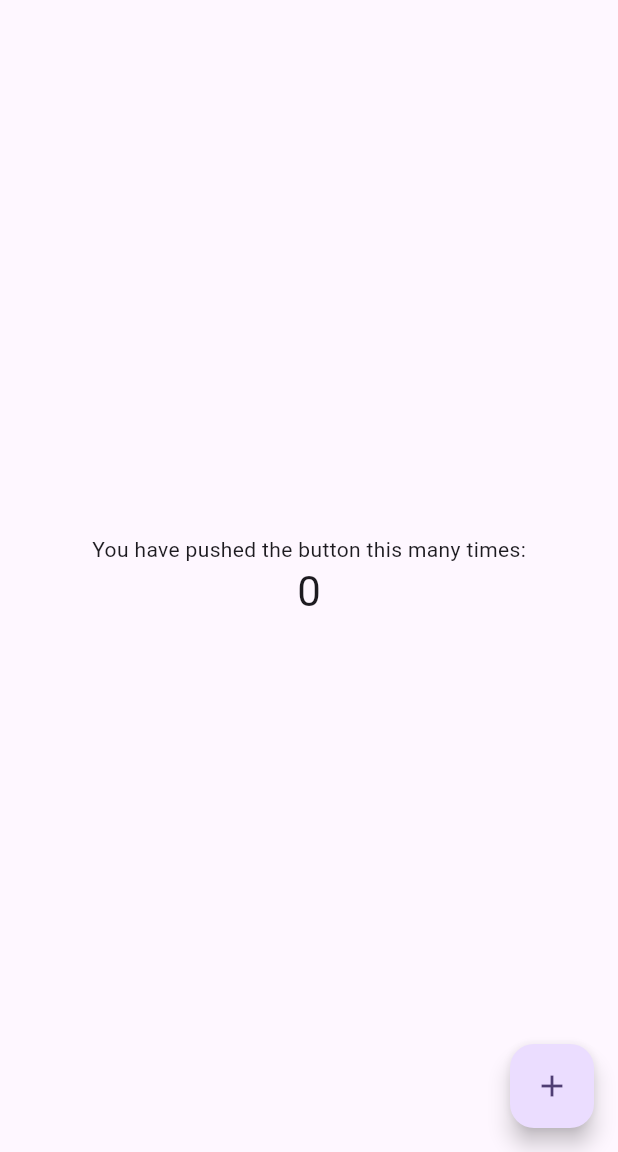
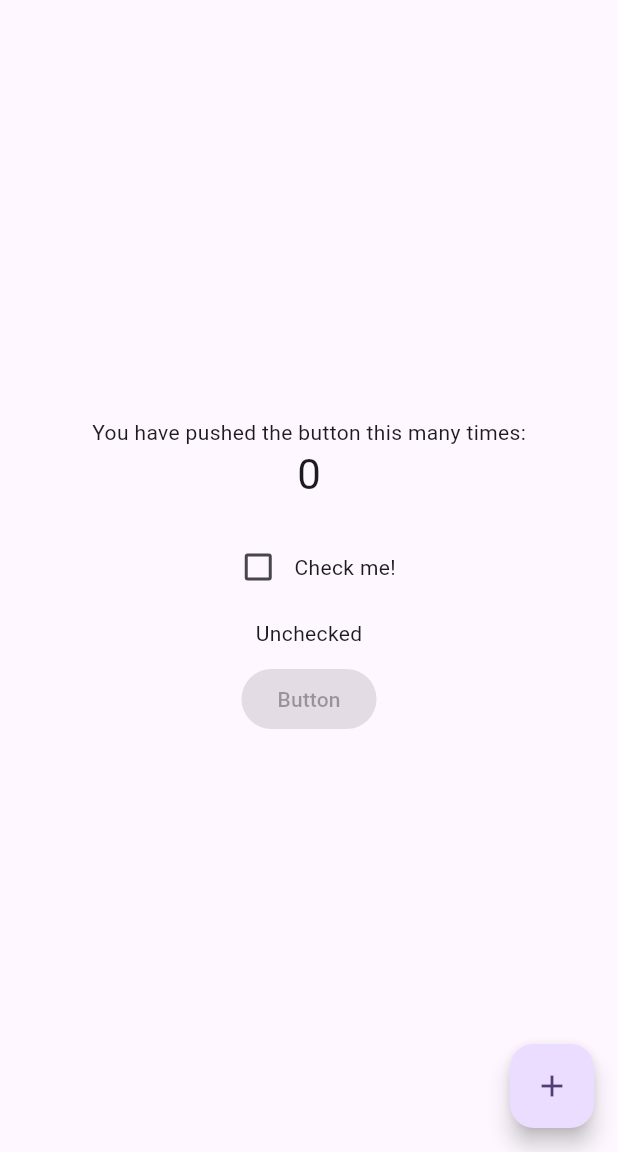
Before and after one commit to snickeristhebest/OTC_medicine_rec_app, a Flutter app: the screen it shows after launch, on a phone screen of 412 x 824 dp, the part 84-1236 px from its top. Run offline on Flutter 3.47's test engine with Material 3 defaults, Android fonts, the phone set to English and light mode, and no system bars.

```diff
--- a/lib/main.dart
+++ b/lib/main.dart
@@ -55,6 +55,13 @@ class MyHomePage extends StatefulWidget {
 
 class _MyHomePageState extends State<MyHomePage> {
   int _counter = 0;
+  bool _isChecked = false;
+  void _onButtonPressed() {
+    // Action when button is pressed
+    ScaffoldMessenger.of(context).showSnackBar(
+      const SnackBar(content: Text("Button pressed!")),
+    );
+  }
 
   void _incrementCounter() {
     setState(() {
@@ -109,6 +116,31 @@ class _MyHomePageState extends State<MyHomePage> {
               '$_counter',
               style: Theme.of(context).textTheme.headlineMedium,
             ),
+             const SizedBox(height: 20),
+            // Checkbox with label
+            Row(
+              mainAxisAlignment: MainAxisAlignment.center,
+              children: [
+                Checkbox(
+                  value: _isChecked,
+                  onChanged: (bool? value) {
+                    setState(() {
+                      _isChecked = value ?? false;
+                    });
+                  },
+                ),
+                const Text("Check me!"),
+              ],
+            ),
+            const SizedBox(height: 10),
+            // Display the checkbox state
+            Text(_isChecked ? "Checked" : "Unchecked"),
+            const SizedBox(height: 10),
+            // The button
+            ElevatedButton(
+              onPressed: _isChecked ? _onButtonPressed : null, //enable when chekced
+              child: const Text("Button"),
+            ),
           ],
         ),
       ),
```
